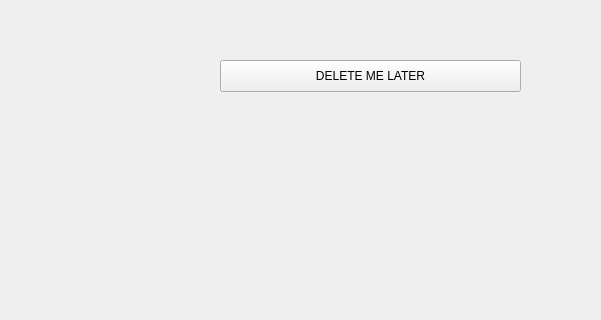
xavierliancw/CS1C-Class-Project, file src/ui/winmain.ui: the form before one commit; both pictures show x 90 to 691 and y 160 to 480 of the 800 by 480 pixel window.
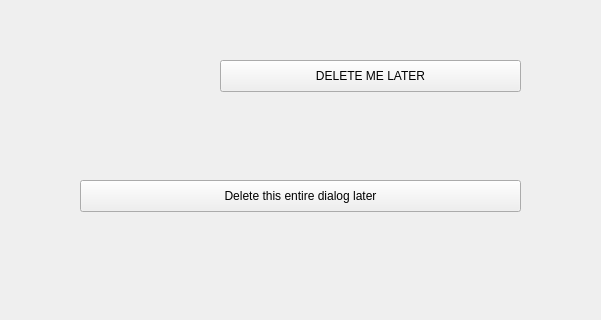
The form after the commit.

The edit to the form file:
```diff
--- a/src/ui/winmain.ui
+++ b/src/ui/winmain.ui
@@ -27,6 +27,19 @@
      <string>DELETE ME LATER</string>
     </property>
    </widget>
+   <widget class="QPushButton" name="TEMPBtDos">
+    <property name="geometry">
+     <rect>
+      <x>170</x>
+      <y>340</y>
+      <width>441</width>
+      <height>32</height>
+     </rect>
+    </property>
+    <property name="text">
+     <string>Delete this entire dialog later</string>
+    </property>
+   </widget>
   </widget>
  </widget>
  <layoutdefault spacing="6" margin="11"/>
```
